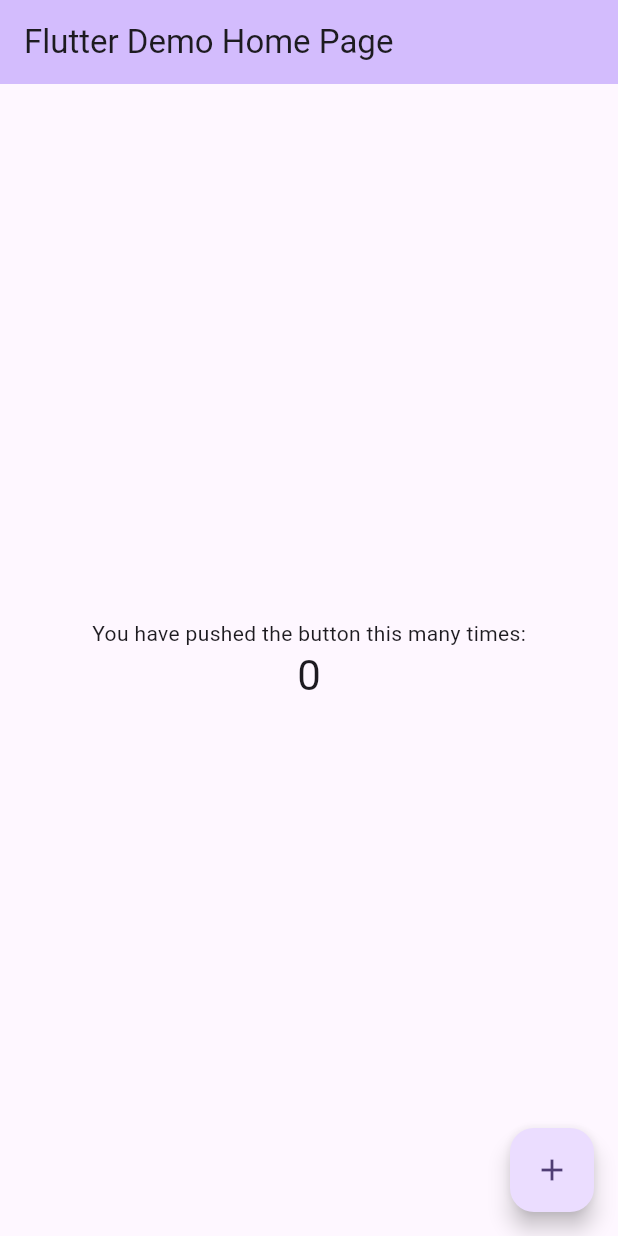
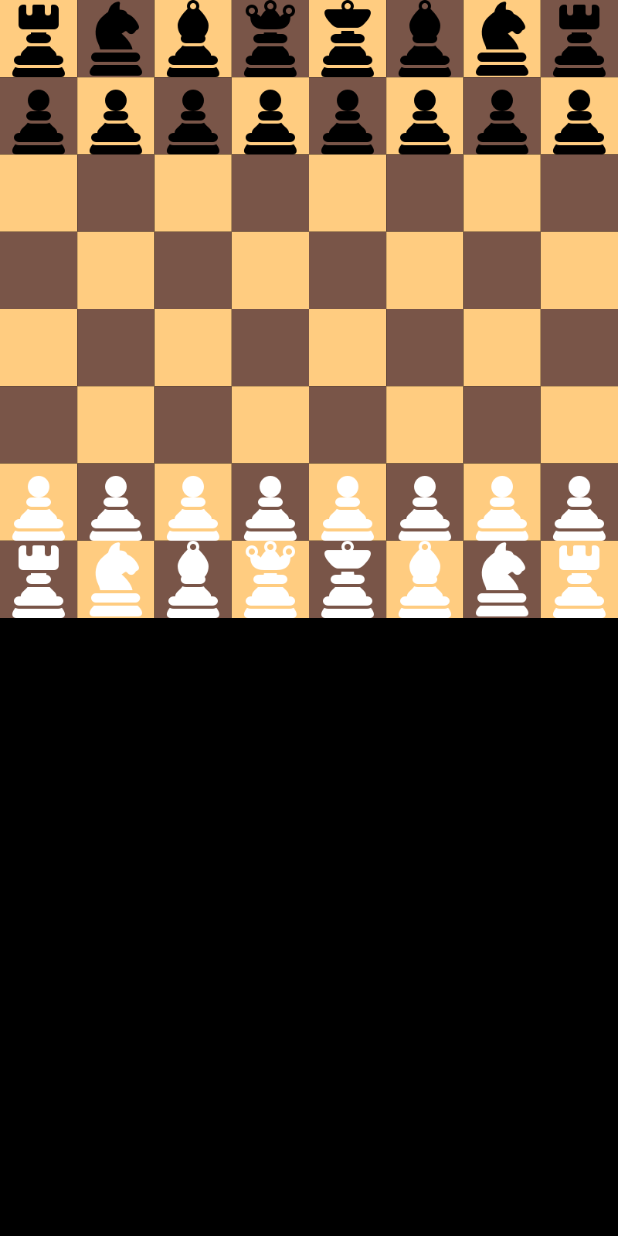
Before and after one commit to Svitlana213/game-chess, a Flutter app: the screen it shows after launch, on a phone screen of 412 x 824 dp. Run offline on Flutter 3.47's test engine with Material 3 defaults, Android fonts, the phone set to English and light mode, and no system bars.

Commit message:
board and placed pieces

```diff
--- /dev/null
+++ b/lib/components/piece.dart
@@ -0,0 +1,11 @@
+enum PieceType {bishop, king, knight, pawn, queen, rook}
+
+class ChessPiece{
+  final PieceType type;
+  final bool isWhite;
+  final String imagePath;
+
+  ChessPiece({required this.type, required this.isWhite, required this.imagePath});
+
+
+}
--- /dev/null
+++ b/lib/components/square.dart
@@ -0,0 +1,19 @@
+import 'package:chess/components/piece.dart';
+import 'package:chess/values/colors.dart';
+import 'package:flutter/cupertino.dart';
+import 'package:flutter/material.dart';
+
+class Square extends StatelessWidget{
+  final bool isWhite;
+  final ChessPiece? piece;
+
+  const Square({super.key, required this.isWhite, this.piece});
+  @override
+  Widget build(BuildContext context){
+    return Container(
+      color: isWhite ? orange : brown,
+      child: piece != null ? Image.asset(piece!.imagePath, color: piece!.isWhite ? Colors.white: Colors.black,) : null,
+    );
+  }
+
+}
--- /dev/null
+++ b/lib/helper/helper.dart
@@ -0,0 +1,7 @@
+bool isWhite (int index){
+  int x = index ~/ 8; // for rows
+  int y = index  % 8; // for cols
+  bool isWhite = (x + y) % 2 == 0;
+
+  return isWhite;
+}
--- a/lib/main.dart
+++ b/lib/main.dart
@@ -1,4 +1,6 @@
 import 'package:flutter/material.dart';
+
+import 'gameBoard.dart';
 
 void main() {
   runApp(const MyApp());
@@ -7,119 +9,16 @@ void main() {
 class MyApp extends StatelessWidget {
   const MyApp({super.key});
 
-  // This widget is the root of your application.
   @override
   Widget build(BuildContext context) {
     return MaterialApp(
+      debugShowCheckedModeBanner: false,
       title: 'Flutter Demo',
       theme: ThemeData(
-        // This is the theme of your application.
-        //
-        // TRY THIS: Try running your application with "flutter run". You'll see
-        // the application has a purple toolbar. Then, without quitting the app,
-        // try changing the seedColor in the colorScheme below to Colors.green
-        // and then invoke "hot reload" (save your changes or press the "hot
-        // reload" button in a Flutter-supported IDE, or press "r" if you used
-        // the command line to start the app).
-        //
-        // Notice that the counter didn't reset back to zero; the application
-        // state is not lost during the reload. To reset the state, use hot
-        // restart instead.
-        //
-        // This works for code too, not just values: Most code changes can be
-        // tested with just a hot reload.
         colorScheme: ColorScheme.fromSeed(seedColor: Colors.deepPurple),
         useMaterial3: true,
       ),
-      home: const MyHomePage(title: 'Flutter Demo Home Page'),
+      home: GameBoard(),
     );
   }
 }
-
-class MyHomePage extends StatefulWidget {
-  const MyHomePage({super.key, required this.title});
-
-  // This widget is the home page of your application. It is stateful, meaning
-  // that it has a State object (defined below) that contains fields that affect
-  // how it looks.
-
-  // This class is the configuration for the state. It holds the values (in this
-  // case the title) provided by the parent (in this case the App widget) and
-  // used by the build method of the State. Fields in a Widget subclass are
-  // always marked "final".
-
-  final String title;
-
-  @override
-  State<MyHomePage> createState() => _MyHomePageState();
-}
-
-class _MyHomePageState extends State<MyHomePage> {
-  int _counter = 0;
-
-  void _incrementCounter() {
-    setState(() {
-      // This call to setState tells the Flutter framework that something has
-      // changed in this State, which causes it to rerun the build method below
-      // so that the display can reflect the updated values. If we changed
-      // _counter without calling setState(), then the build method would not be
-      // called again, and so nothing would appear to happen.
-      _counter++;
-    });
-  }
-
-  @override
-  Widget build(BuildContext context) {
-    // This method is rerun every time setState is called, for instance as done
-    // by the _incrementCounter method above.
-    //
-    // The Flutter framework has been optimized to make rerunning build methods
-    // fast, so that you can just rebuild anything that needs updating rather
-    // than having to individually change instances of widgets.
-    return Scaffold(
-      appBar: AppBar(
-        // TRY THIS: Try changing the color here to a specific color (to
-        // Colors.amber, perhaps?) and trigger a hot reload to see the AppBar
-        // change color while the other colors stay the same.
-        backgroundColor: Theme.of(context).colorScheme.inversePrimary,
-        // Here we take the value from the MyHomePage object that was created by
-        // the App.build method, and use it to set our appbar title.
-        title: Text(widget.title),
-      ),
-      body: Center(
-        // Center is a layout widget. It takes a single child and positions it
-        // in the middle of the parent.
-        child: Column(
-          // Column is also a layout widget. It takes a list of children and
-          // arranges them vertically. By default, it sizes itself to fit its
-          // children horizontally, and tries to be as tall as its parent.
-          //
-          // Column has various properties to control how it sizes itself and
-          // how it positions its children. Here we use mainAxisAlignment to
-          // center the children vertically; the main axis here is the vertical
-          // axis because Columns are vertical (the cross axis would be
-          // horizontal).
-          //
-          // TRY THIS: Invoke "debug painting" (choose the "Toggle Debug Paint"
-          // action in the IDE, or press "p" in the console), to see the
-          // wireframe for each widget.
-          mainAxisAlignment: MainAxisAlignment.center,
-          children: <Widget>[
-            const Text(
-              'You have pushed the button this many times:',
-            ),
-            Text(
-              '$_counter',
-              style: Theme.of(context).textTheme.headlineMedium,
-            ),
-          ],
-        ),
-      ),
-      floatingActionButton: FloatingActionButton(
-        onPressed: _incrementCounter,
-        tooltip: 'Increment',
-        child: const Icon(Icons.add),
-      ), // This trailing comma makes auto-formatting nicer for build methods.
-    );
-  }
-}
--- /dev/null
+++ b/lib/values/colors.dart
@@ -0,0 +1,5 @@
+import 'package:flutter/material.dart';
+
+var bg = Colors.black;
+ var brown = Colors.brown[500];
+ var orange = Colors.orange[200];
--- a/pubspec.yaml
+++ b/pubspec.yaml
@@ -59,8 +59,8 @@ flutter:
   uses-material-design: true
 
   # To add assets to your application, add an assets section, like this:
-  # assets:
-  #   - images/a_dot_burr.jpeg
+  assets:
+    - assets/images/
   #   - images/a_dot_ham.jpeg
 
   # An image asset can refer to one or more resolution-specific "variants", see
```
Also changed, not shown: lib/gameBoard.dart (added, +157 -0 lines), assets/images/bishop.png (added), assets/images/king.png (added), assets/images/knight.png (added), assets/images/pawn.png (added), assets/images/queen.png (added), assets/images/rook.png (added).
